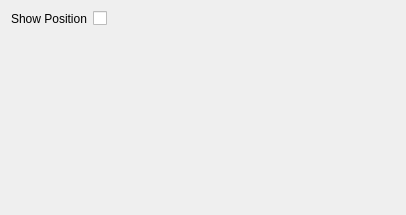
First picture: the form in src/bibleVerseViewConfig.ui, repository metaxy/bibleVerse, before the edit.
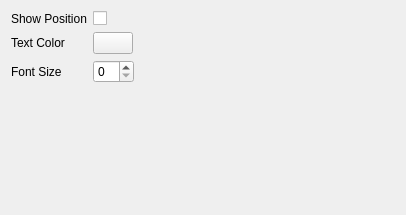
Second picture: the form after the edit. Custom widgets are drawn as their Qt base class.

The edit to the form file:
```diff
--- a/src/bibleVerseViewConfig.ui
+++ b/src/bibleVerseViewConfig.ui
@@ -17,29 +17,61 @@
    <string>Configure bibleVerse</string>
   </property>
   <layout class="QGridLayout" name="gridLayout">
-   <item row="3" column="0">
+   <item row="0" column="0">
     <layout class="QFormLayout" name="formLayout">
      <property name="fieldGrowthPolicy">
       <enum>QFormLayout::FieldsStayAtSizeHint</enum>
      </property>
-     <item row="1" column="0">
+     <item row="0" column="0">
       <widget class="QLabel" name="label_4">
        <property name="text">
         <string>Show Position</string>
        </property>
       </widget>
      </item>
-     <item row="1" column="1">
+     <item row="0" column="1">
       <widget class="QCheckBox" name="checkBox_position">
        <property name="text">
         <string/>
        </property>
       </widget>
      </item>
+     <item row="1" column="0">
+      <widget class="QLabel" name="label">
+       <property name="text">
+        <string>Text Color</string>
+       </property>
+      </widget>
+     </item>
+     <item row="1" column="1">
+      <widget class="KColorButton" name="kcolorbutton_textcolor"/>
+     </item>
+     <item row="2" column="0">
+      <widget class="QLabel" name="label_2">
+       <property name="text">
+        <string>Font Size</string>
+       </property>
+      </widget>
+     </item>
+     <item row="2" column="1">
+      <widget class="KIntSpinBox" name="kintspinbox_fontsize"/>
+     </item>
     </layout>
    </item>
   </layout>
  </widget>
+ <customwidgets>
+  <customwidget>
+   <class>KIntSpinBox</class>
+   <extends>QSpinBox</extends>
+   <header>knuminput.h</header>
+  </customwidget>
+  <customwidget>
+   <class>KColorButton</class>
+   <extends>QPushButton</extends>
+   <header>kcolorbutton.h</header>
+  </customwidget>
+ </customwidgets>
  <resources/>
  <connections/>
 </ui>
```
